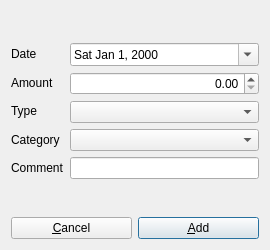
Above: src/UI/Presenter/AddTransactionPresenter.ui from gojoe262/LooseChange before the change. Below: the same form after it.
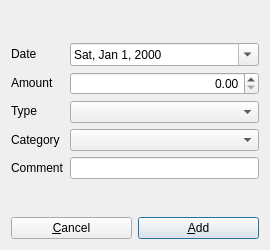
That is the form after the change.

Commit message:
Review Changes. Forgot a comma in the date format.
https://trello.com/c/M7vQkvLB

The edit to the form file:
```diff
--- a/src/UI/Presenter/AddTransactionPresenter.ui
+++ b/src/UI/Presenter/AddTransactionPresenter.ui
@@ -73,7 +73,7 @@
        <item>
         <widget class="QDateEdit" name="dateEditDate">
          <property name="displayFormat">
-          <string>ddd MMM d, yyyy</string>
+          <string>ddd, MMM d, yyyy</string>
          </property>
          <property name="calendarPopup">
           <bool>true</bool>
```
